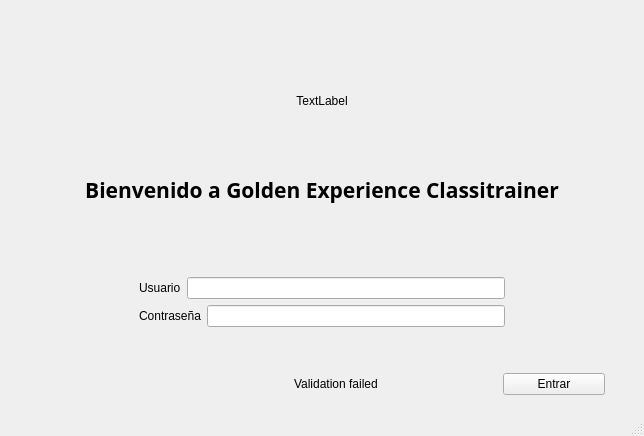
Old version of the form Resources/UI/VentanaLogin.ui in the repository 40CompilerErrors/Proyecto2.
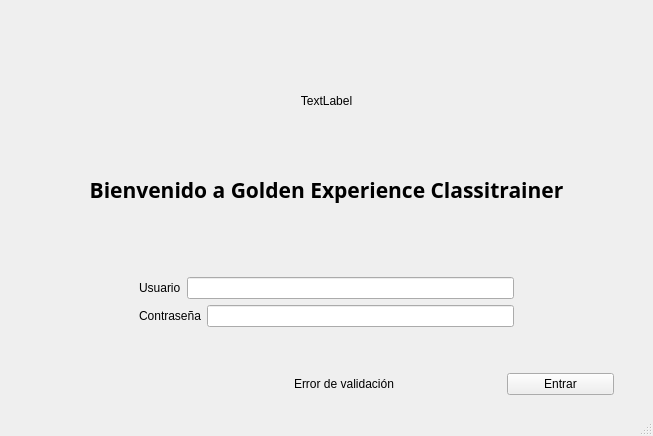
New version of the form.

Commit message: needed for admin controller

The edit to the form file:
```diff
--- a/Resources/UI/VentanaLogin.ui
+++ b/Resources/UI/VentanaLogin.ui
@@ -6,7 +6,7 @@
    <rect>
     <x>0</x>
     <y>0</y>
-    <width>644</width>
+    <width>653</width>
     <height>436</height>
    </rect>
   </property>
@@ -235,7 +235,7 @@
         <item>
          <widget class="QLabel" name="label_errors">
           <property name="text">
-           <string>Validation failed</string>
+           <string>Error de validación</string>
           </property>
          </widget>
         </item>
```
Left out of the diff: 4 changed lines with no effect on the pictures. The commit also changes 1 other file.
